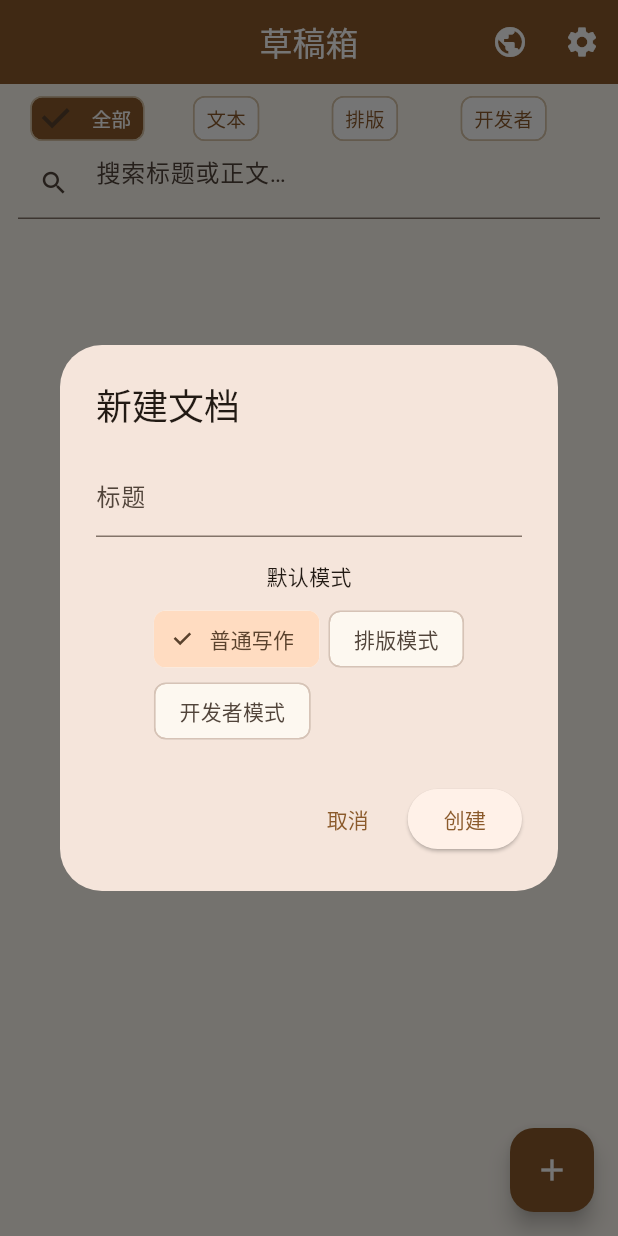
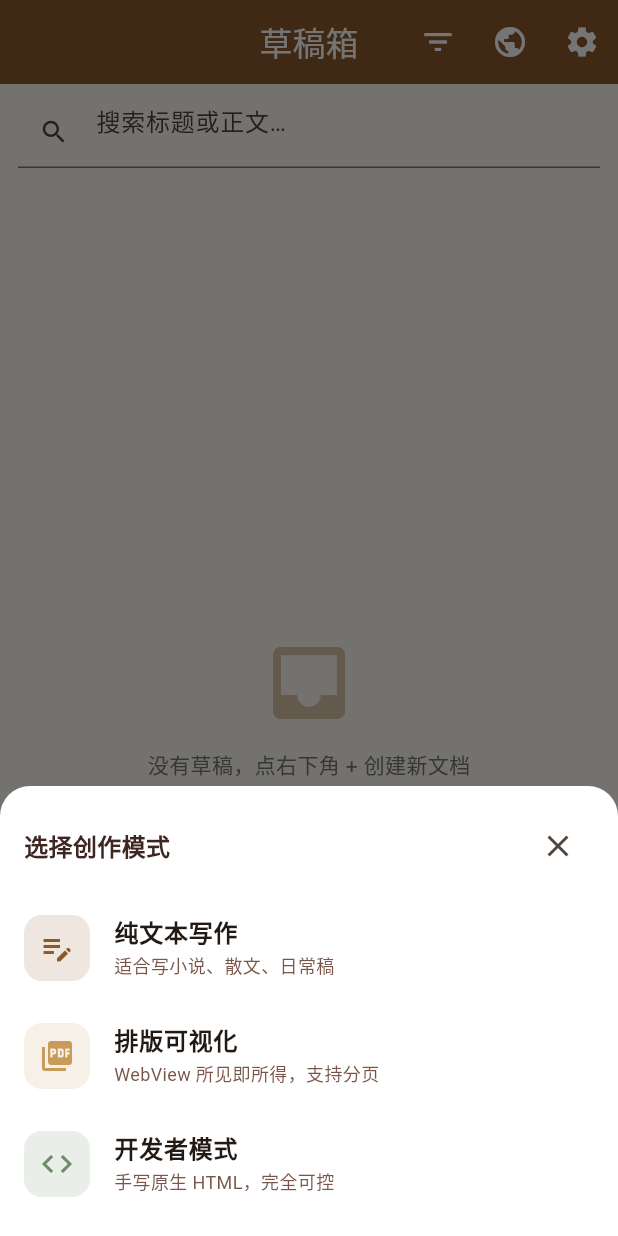
Before and after one commit to Tangerine-ora/writeyoulove, a Flutter app: the screen it shows after launch, after a tap on the "add" icon, on a phone screen of 412 x 824 dp. Run offline on Flutter 3.47's test engine with Material 3 defaults, Android fonts, the phone set to English and light mode, and no system bars; our stand-ins replace webview_flutter; missing offline and left inert: dart_quill_delta, flutter_quill.

Commit message:
feat: 筛选收到按钮 + 新建文档两步交互
- FilterBar 整条移除，换成 AppBar 右上角 filter_list 按钮，点击弹 BottomSheet 选筛选
- 筛选激活时列表顶部显示 '筛选：XXX' Chip，可点 × 清除
- FAB 加号点击 → 先弹模式选择 BottomSheet（文本/排版/开发者 + 副标题）
- 选完模式再弹标题对话框（barrierDismissible: false，带 autofocus，键盘 done 也能提交）
- 创建按钮颜色跟随所选模式色

```diff
--- a/lib/pages/draft_list_page.dart
+++ b/lib/pages/draft_list_page.dart
@@ -1,6 +1,5 @@
 import 'package:flutter/material.dart';
 import 'package:provider/provider.dart';
-import 'package:uuid/uuid.dart';
 
 import '../models/document.dart';
 import '../models/doc_mode.dart';
@@ -53,6 +52,12 @@ class _DraftListPageState extends State<DraftListPage> {
                     },
             ),
           if (!_selectMode) ...[
+            // 筛选按钮（替代原来的 FilterBar）
+            IconButton(
+              icon: const Icon(Icons.filter_list),
+              tooltip: '筛选',
+              onPressed: _showFilterSheet,
+            ),
             IconButton(
               icon: const Icon(Icons.public),
               tooltip: '已发布展示页',
@@ -82,12 +87,12 @@ class _DraftListPageState extends State<DraftListPage> {
         ],
       ),
       floatingActionButton: FloatingActionButton(
-        onPressed: _showNewDocDialog,
+        onPressed: _showNewModeSheet,
         child: const Icon(Icons.add),
       ),
       body: Column(
         children: [
-          _buildFilterBar(),
+          _buildActiveFilterChip(),
           _buildSearchBar(),
           Expanded(
             child: list.loading
@@ -106,55 +111,230 @@ class _DraftListPageState extends State<DraftListPage> {
     );
   }
 
-  Widget _buildFilterBar() {
+  // =====================================
+  // 筛选：当前激活筛选 Chip + 点击弹 BottomSheet
+  // =====================================
+
+  Widget _buildActiveFilterChip() {
     final list = context.watch<DraftListProvider>();
+    if (list.modeFilter == null) return const SizedBox.shrink();
     return Padding(
-      padding: const EdgeInsets.fromLTRB(12, 8, 12, 4),
-      child: LayoutBuilder(
-        builder: (ctx, constraints) {
-          final double itemWidth = (constraints.maxWidth - 18) / 4; // 4 chips + 3 gaps
-          return Row(
-            children: [
-              _filterChip('全部', list.modeFilter == null, () => list.setModeFilter(null), itemWidth),
-              _filterChip('文本', list.modeFilter == DocMode.normalWrite, () => list.setModeFilter(DocMode.normalWrite), itemWidth),
-              _filterChip('排版', list.modeFilter == DocMode.layout, () => list.setModeFilter(DocMode.layout), itemWidth),
-              _filterChip('开发者', list.modeFilter == DocMode.developer, () => list.setModeFilter(DocMode.developer), itemWidth),
-            ],
-          );
-        },
+      padding: const EdgeInsets.fromLTRB(12, 8, 12, 0),
+      child: Row(
+        children: [
+          Container(
+            padding: const EdgeInsets.symmetric(horizontal: 10, vertical: 4),
+            decoration: BoxDecoration(
+              color: const Color(0xFF8B5A2B).withOpacity(0.12),
+              borderRadius: BorderRadius.circular(12),
+            ),
+            child: Row(
+              mainAxisSize: MainAxisSize.min,
+              children: [
+                Text('筛选：${list.modeFilter!.label}', style: const TextStyle(fontSize: 12, color: Color(0xFF8B5A2B))),
+                const SizedBox(width: 4),
+                GestureDetector(
+                  onTap: () => list.setModeFilter(null),
+                  child: const Icon(Icons.close, size: 14, color: Color(0xFF8B5A2B)),
+                ),
+              ],
+            ),
+          ),
+        ],
       ),
     );
   }
 
-  Widget _filterChip(String label, bool selected, VoidCallback onTap, double width) {
-    return SizedBox(
-      width: width,
-      child: Padding(
-        padding: const EdgeInsets.symmetric(horizontal: 3),
-        child: ChoiceChip(
-          label: FittedBox(fit: BoxFit.scaleDown, child: Text(label, maxLines: 1)),
-          selected: selected,
-          onSelected: (_) => onTap(),
-          labelStyle: TextStyle(
-            color: selected ? Colors.white : const Color(0xFF8B5A2B),
-            fontSize: 13,
+  Future<void> _showFilterSheet() async {
+    final list = context.read<DraftListProvider>();
+    final current = list.modeFilter;
+
+    await showModalBottomSheet(
+      context: context,
+      backgroundColor: Colors.white,
+      shape: const RoundedRectangleBorder(
+        borderRadius: BorderRadius.vertical(top: Radius.circular(20)),
+      ),
+      builder: (ctx) {
+        return SafeArea(
+          child: Column(
+            mainAxisSize: MainAxisSize.min,
+            children: [
+              Padding(
+                padding: const EdgeInsets.fromLTRB(16, 16, 16, 8),
+                child: Row(
+                  children: [
+                    const Text('筛选文档', style: TextStyle(fontSize: 16, fontWeight: FontWeight.w600, color: Color(0xFF3E2723))),
+                    const Spacer(),
+                    IconButton(
+                      icon: const Icon(Icons.close),
+                      onPressed: () => Navigator.pop(ctx),
+                    ),
+                  ],
+                ),
+              ),
+              _filterOption('全部', null, current, Icons.all_inclusive),
+              _filterOption('文本模式', DocMode.normalWrite, current, Icons.edit_note),
+              _filterOption('排版模式', DocMode.layout, current, Icons.picture_as_pdf),
+              _filterOption('开发者模式', DocMode.developer, current, Icons.code),
+              const SizedBox(height: 12),
+            ],
           ),
-          selectedColor: const Color(0xFF8B5A2B),
-          backgroundColor: Colors.white,
-          side: const BorderSide(color: Color(0xFFD7C4A8)),
-          shape: RoundedRectangleBorder(borderRadius: BorderRadius.circular(8)),
-          materialTapTargetSize: MaterialTapTargetSize.shrinkWrap,
-          padding: EdgeInsets.zero,
-          visualDensity: VisualDensity.compact,
+        );
+      },
+    );
+  }
+
+  Widget _filterOption(String label, DocMode? mode, DocMode? current, IconData icon) {
+    final selected = mode == current;
+    return ListTile(
+      leading: Container(
+        width: 36,
+        height: 36,
+        decoration: BoxDecoration(
+          color: selected ? const Color(0xFF8B5A2B) : const Color(0xFF8B5A2B).withOpacity(0.1),
+          borderRadius: BorderRadius.circular(10),
         ),
+        child: Icon(icon, color: selected ? Colors.white : const Color(0xFF8B5A2B), size: 20),
+      ),
+      title: Text(label, style: TextStyle(fontWeight: selected ? FontWeight.w600 : FontWeight.normal)),
+      trailing: selected ? const Icon(Icons.check, color: Color(0xFF8B5A2B)) : null,
+      onTap: () {
+        context.read<DraftListProvider>().setModeFilter(mode);
+        Navigator.pop(context);
+      },
+    );
+  }
+
+  // =====================================
+  // 新建：先弹模式 → 再弹标题
+  // =====================================
+
+  Future<void> _showNewModeSheet() async {
+    final picked = await showModalBottomSheet<DocMode>(
+      context: context,
+      backgroundColor: Colors.white,
+      shape: const RoundedRectangleBorder(
+        borderRadius: BorderRadius.vertical(top: Radius.circular(20)),
+      ),
+      builder: (ctx) {
+        return SafeArea(
+          child: Column(
+            mainAxisSize: MainAxisSize.min,
+            children: [
+              Padding(
+                padding: const EdgeInsets.fromLTRB(16, 16, 16, 8),
+                child: Row(
+                  children: [
+                    const Text('选择创作模式', style: TextStyle(fontSize: 16, fontWeight: FontWeight.w600, color: Color(0xFF3E2723))),
+                    const Spacer(),
+                    IconButton(icon: const Icon(Icons.close), onPressed: () => Navigator.pop(ctx)),
+                  ],
+                ),
+              ),
+              _modeOption(DocMode.normalWrite, Icons.edit_note, '纯文本写作', '适合写小说、散文、日常稿'),
+              _modeOption(DocMode.layout, Icons.picture_as_pdf, '排版可视化', 'WebView 所见即所得，支持分页'),
+              _modeOption(DocMode.developer, Icons.code, '开发者模式', '手写原生 HTML，完全可控'),
+              const SizedBox(height: 12),
+            ],
+          ),
+        );
+      },
+    );
+
+    if (picked == null || !mounted) return;
+    await _showNewTitleDialog(picked);
+  }
+
+  Widget _modeOption(DocMode mode, IconData icon, String title, String subtitle) {
+    final color = switch (mode) {
+      DocMode.normalWrite => const Color(0xFF8B5A2B),
+      DocMode.layout => const Color(0xFFC89B5B),
+      DocMode.developer => const Color(0xFF6C8E6A),
+    };
+    return ListTile(
+      leading: Container(
+        width: 44,
+        height: 44,
+        decoration: BoxDecoration(color: color.withOpacity(0.15), borderRadius: BorderRadius.circular(12)),
+        child: Icon(icon, color: color),
+      ),
+      title: Text(title, style: const TextStyle(fontWeight: FontWeight.w600)),
+      subtitle: Text(subtitle, style: const TextStyle(fontSize: 12, color: Color(0xFF795548))),
+      onTap: () => Navigator.pop(context, mode),
+    );
+  }
+
+  Future<void> _showNewTitleDialog(DocMode mode) async {
+    final nameCtrl = TextEditingController();
+    final color = switch (mode) {
+      DocMode.normalWrite => const Color(0xFF8B5A2B),
+      DocMode.layout => const Color(0xFFC89B5B),
+      DocMode.developer => const Color(0xFF6C8E6A),
+    };
+
+    await showDialog(
+      context: context,
+      barrierDismissible: false,
+      builder: (ctx) => AlertDialog(
+        shape: RoundedRectangleBorder(borderRadius: BorderRadius.circular(16)),
+        title: const Text('输入标题'),
+        content: Column(
+          mainAxisSize: MainAxisSize.min,
+          children: [
+            Container(
+              padding: const EdgeInsets.symmetric(horizontal: 10, vertical: 6),
+              decoration: BoxDecoration(color: color.withOpacity(0.12), borderRadius: BorderRadius.circular(6)),
+              child: Text('模式：${mode.label}', style: TextStyle(fontSize: 12, color: color)),
+            ),
+            const SizedBox(height: 12),
+            TextField(
+              controller: nameCtrl,
+              autofocus: true,
+              decoration: const InputDecoration(
+                labelText: '文档标题',
+                hintText: '未命名文档',
+                border: OutlineInputBorder(),
+              ),
+              textInputAction: TextInputAction.done,
+              onSubmitted: (_) => _createAndClose(ctx, nameCtrl, mode),
+            ),
+          ],
+        ),
+        actions: [
+          TextButton(onPressed: () => Navigator.pop(ctx), child: const Text('取消')),
+          FilledButton(
+            style: FilledButton.styleFrom(backgroundColor: color),
+            onPressed: () => _createAndClose(ctx, nameCtrl, mode),
+            child: const Text('创建'),
+          ),
+        ],
       ),
     );
   }
 
+  Future<void> _createAndClose(BuildContext ctx, TextEditingController nameCtrl, DocMode mode) async {
+    Navigator.pop(ctx);
+    if (!mounted) return;
+    final title = nameCtrl.text.trim().isEmpty ? '未命名文档' : nameCtrl.text.trim();
+    await context.read<DocumentProvider>().createNew(title: title, docMode: mode);
+    if (!mounted) return;
+    Navigator.push(
+      context,
+      MaterialPageRoute(builder: (_) => const DocumentEditorRouter()),
+    ).then((_) {
+      if (mounted) context.read<DraftListProvider>().refresh();
+    });
+  }
+
+  // =====================================
+  // 卡片 / 搜索 / 空态 / 工具方法
+  // =====================================
+
   Widget _buildSearchBar() {
     final list = context.read<DraftListProvider>();
     return Padding(
-      padding: const EdgeInsets.fromLTRB(12, 0, 12, 8),
+      padding: const EdgeInsets.fromLTRB(12, 8, 12, 8),
       child: TextField(
         decoration: const InputDecoration(hintText: '搜索标题或正文…', prefixIcon: Icon(Icons.search, size: 20), isDense: true),
         onChanged: list.setKeyword,
@@ -278,51 +458,4 @@ class _DraftListPageState extends State<DraftListPage> {
     }
     return '${dt.year}-${dt.month}-${dt.day}';
   }
-
-  Future<void> _showNewDocDialog() async {
-    final nameCtrl = TextEditingController();
-    DocMode selected = DocMode.normalWrite;
-
-    await showDialog(
-      context: context,
-      builder: (ctx) => StatefulBuilder(
-        builder: (ctx, set) => AlertDialog(
-          title: const Text('新建文档'),
-          content: Column(
-            mainAxisSize: MainAxisSize.min,
-            children: [
-              TextField(controller: nameCtrl, decoration: const InputDecoration(labelText: '标题')),
-              const SizedBox(height: 16),
-              const Text('默认模式'),
-              const SizedBox(height: 8),
-              Wrap(
-                spacing: 6,
-                children: DocMode.values
-                    .map((m) => ChoiceChip(label: Text(m.label), selected: selected == m, onSelected: (_) => set(() => selected = m)))
-                    .toList(),
-              ),
-            ],
-          ),
-          actions: [
-            TextButton(onPressed: () => Navigator.pop(ctx), child: const Text('取消')),
-            ElevatedButton(
-              onPressed: () async {
-                Navigator.pop(ctx);
-                final title = nameCtrl.text.trim().isEmpty ? '未命名文档' : nameCtrl.text.trim();
-                await context.read<DocumentProvider>().createNew(title: title, docMode: selected);
-                if (!mounted) return;
-                Navigator.push(
-                  context,
-                  MaterialPageRoute(builder: (_) => const DocumentEditorRouter()),
-                ).then((_) {
-                  if (mounted) context.read<DraftListProvider>().refresh();
-                });
-              },
-              child: const Text('创建'),
-            ),
-          ],
-        ),
-      ),
-    );
-  }
 }
```
